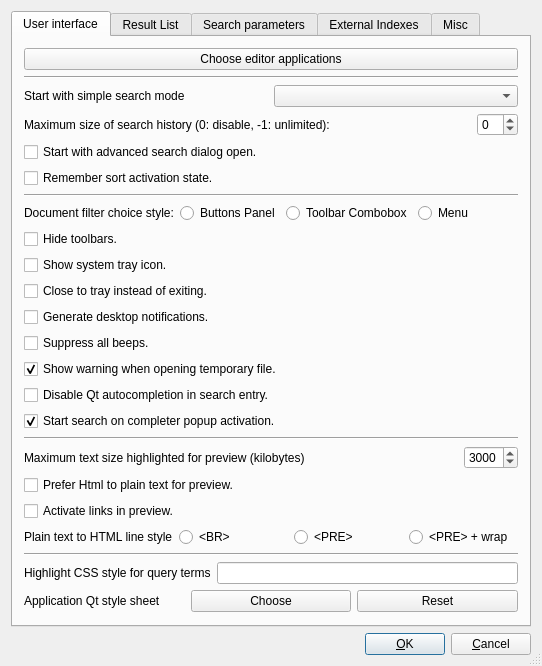
Before: the Qt Designer form src/qtgui/uiprefs.ui in alberti42/recoll-macos, drawn with Qt 5.
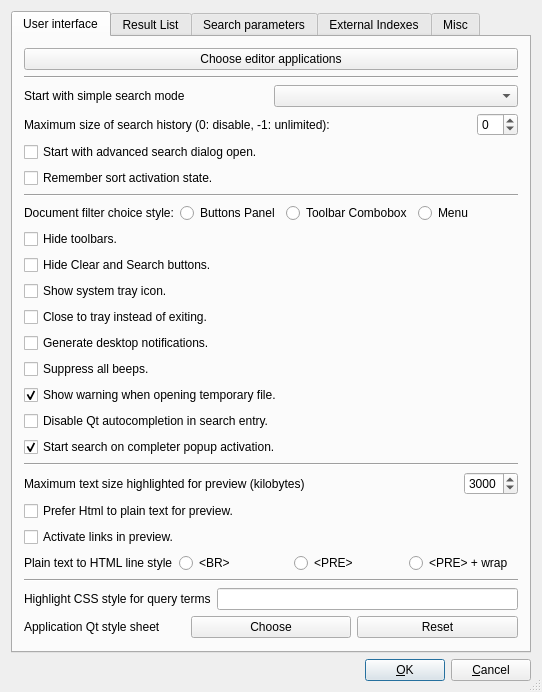
After: the same form once the commit is applied.

Commit message: add option to hide the "Clear" and "Search" buttons

```diff
--- a/src/qtgui/uiprefs.ui
+++ b/src/qtgui/uiprefs.ui
@@ -172,6 +172,16 @@
          </property>
         </widget>
        </item>
+       <item>
+        <widget class="QCheckBox" name="noClearSearchCB">
+         <property name="text">
+          <string>Hide Clear and Search buttons.</string>
+         </property>
+         <property name="checked">
+          <bool>false</bool>
+         </property>
+        </widget>
+       </item>
        <item>
         <widget class="QCheckBox" name="showTrayIconCB">
          <property name="text">
```
The commit also changes 5 other files.
